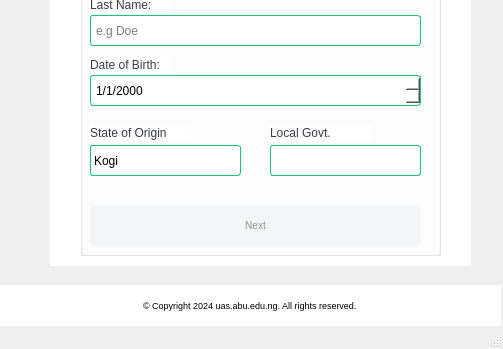
Above: ui/student_profile.ui from kingakidi/uas-oop before the change; both pictures show x 0 to 503 and y 275 to 624 of the 503 by 624 pixel window. Below: the same form after it.
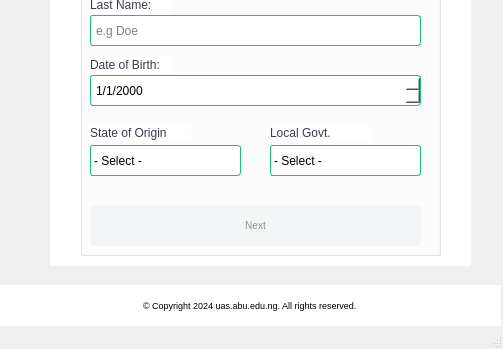
That is the form after the change. Icons and pictures are not drawn.

```diff
--- a/ui/student_profile.ui
+++ b/ui/student_profile.ui
@@ -269,12 +269,7 @@
       </property>
       <item>
        <property name="text">
-        <string>Kogi</string>
-       </property>
-      </item>
-      <item>
-       <property name="text">
-        <string>Abuja</string>
+        <string>- Select -</string>
        </property>
       </item>
      </widget>
@@ -333,6 +328,11 @@
       <property name="frame">
        <bool>false</bool>
       </property>
+      <item>
+       <property name="text">
+        <string>- Select - </string>
+       </property>
+      </item>
      </widget>
      <widget class="QLineEdit" name="firstName">
       <property name="geometry">
```
